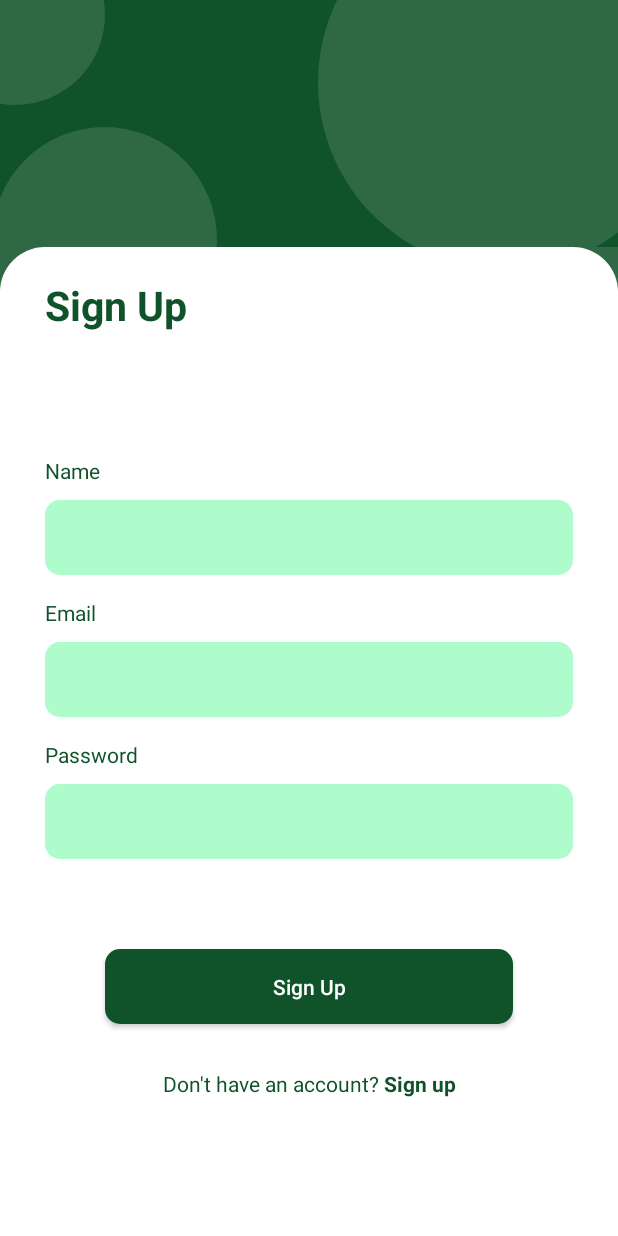
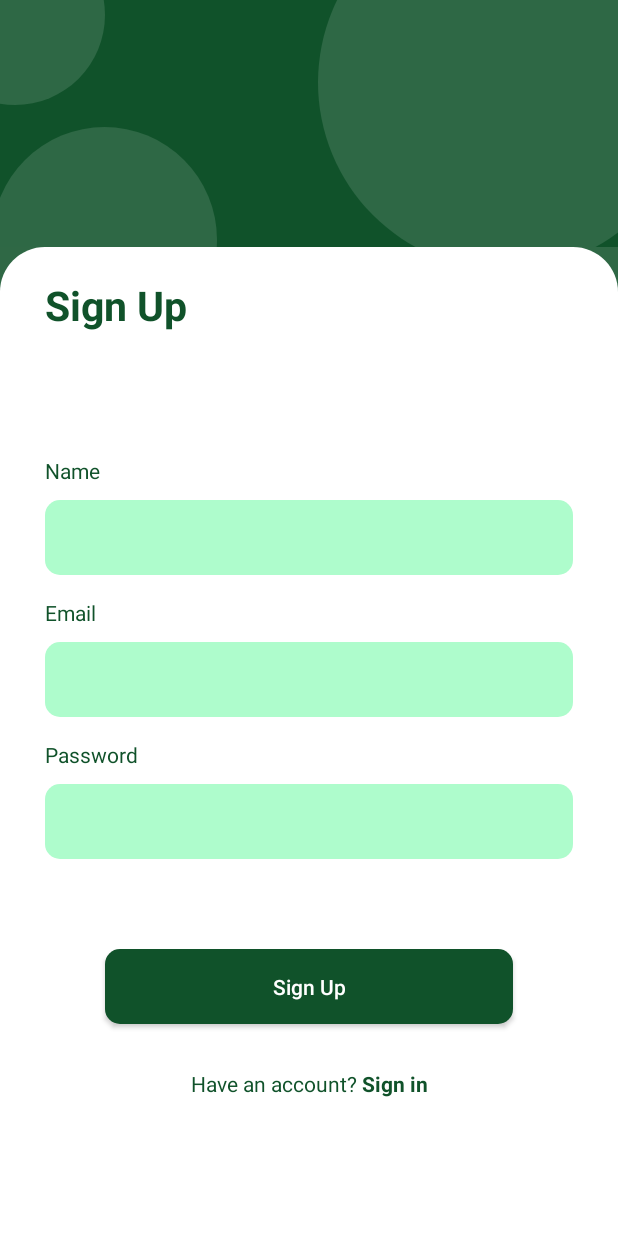
Before and after one commit to taslimSpare/FarmerReg, an Android app: the SignupFragment screen opened through its navigation route, on a phone screen of 412 x 824 dp. Run offline under Robolectric (Android 15) with nearby library versions, the phone set to English and light mode, and no system bars; our stand-ins replace Firebase (no records; nobody signed in at launch, a user with empty details on screens opened directly), Room's generated code, data binding.

Commit message:
Completed signup screen

```diff
--- a/app/src/main/java/com/amazon/app/farmerreg/helper/Constants.kt
+++ b/app/src/main/java/com/amazon/app/farmerreg/helper/Constants.kt
@@ -14,6 +14,7 @@ object Constants {
     const val SEPARATOR = "___"
 
     const val REQUIRED_FIELD = "This field is required"
+    const val INVALID_PASSWORD = "Invalid password"
 
 
 }
--- a/app/src/main/java/com/amazon/app/farmerreg/helper/Utils.kt
+++ b/app/src/main/java/com/amazon/app/farmerreg/helper/Utils.kt
@@ -15,7 +15,7 @@ class Utils {
         edittexts.forEach {
             if(it.text.toString().trim().equals("")) {
                 it.error = Constants.REQUIRED_FIELD
-                if((it.inputType == InputType.TYPE_TEXT_VARIATION_PASSWORD) && (it.text.length < 6)) it.error = "Invalid passowrd"
+                if((it.inputType == InputType.TYPE_TEXT_VARIATION_PASSWORD) && (it.text.length < 6)) it.error = Constants.INVALID_PASSWORD
                 res = true
             }
         }
--- a/app/src/main/java/com/amazon/app/farmerreg/view/fragments/LoginFragment.kt
+++ b/app/src/main/java/com/amazon/app/farmerreg/view/fragments/LoginFragment.kt
@@ -1,7 +1,7 @@
 package com.amazon.app.farmerreg.view.fragments
 
 
-import android.content.Intent
+
 import android.os.Bundle
 import androidx.fragment.app.Fragment
 import android.view.LayoutInflater
@@ -15,7 +15,6 @@ import androidx.lifecycle.Observer
 import androidx.lifecycle.ViewModelProviders
 import androidx.navigation.NavController
 import androidx.navigation.Navigation
-
 import com.amazon.app.farmerreg.R
 import com.amazon.app.farmerreg.databinding.FragmentLoginBinding
 import com.amazon.app.farmerreg.helper.Constants
--- a/app/src/main/java/com/amazon/app/farmerreg/view/fragments/SignupFragment.kt
+++ b/app/src/main/java/com/amazon/app/farmerreg/view/fragments/SignupFragment.kt
@@ -1,25 +1,100 @@
 package com.amazon.app.farmerreg.view.fragments
 
 
+import android.content.Intent
 import android.os.Bundle
 import androidx.fragment.app.Fragment
 import android.view.LayoutInflater
 import android.view.View
 import android.view.ViewGroup
+import android.widget.Toast
+import androidx.activity.OnBackPressedCallback
+import androidx.databinding.DataBindingUtil
+import androidx.fragment.app.FragmentActivity
+import androidx.lifecycle.Observer
+import androidx.lifecycle.ViewModelProviders
+import androidx.navigation.NavController
+import androidx.navigation.Navigation
 
 import com.amazon.app.farmerreg.R
+import com.amazon.app.farmerreg.databinding.FragmentLoginBinding
+import com.amazon.app.farmerreg.databinding.FragmentSignupBinding
+import com.amazon.app.farmerreg.helper.Constants
+import com.amazon.app.farmerreg.helper.Utils
+import com.amazon.app.farmerreg.model.pojo.UserProfile
+import com.amazon.app.farmerreg.view.viewmodel.AuthVM
 
 /**
  * A simple [Fragment] subclass.
  */
 class SignupFragment : Fragment() {
 
-    override fun onCreateView(
-        inflater: LayoutInflater, container: ViewGroup?,
-        savedInstanceState: Bundle?
-    ): View? {
-        // Inflate the layout for this fragment
-        return inflater.inflate(R.layout.fragment_signup, container, false)
+
+    private lateinit var navController: NavController
+    private lateinit var fragmentSignupBinding: FragmentSignupBinding
+    private lateinit var authVM: AuthVM
+
+
+    override fun onCreateView(inflater: LayoutInflater, container: ViewGroup?, savedInstanceState: Bundle?): View? {
+
+        navController = Navigation.findNavController(container!!)
+        authVM = ViewModelProviders.of(activity as FragmentActivity).get(AuthVM::class.java)
+        fragmentSignupBinding = DataBindingUtil.inflate(inflater, R.layout.fragment_signup, container, false)
+
+
+        // onBackPressed
+        requireActivity().onBackPressedDispatcher.addCallback(viewLifecycleOwner, object : OnBackPressedCallback(true) {
+            override fun handleOnBackPressed() {
+                navController.navigate(R.id.action_signupFragment_to_loginFragment)
+            }
+        })
+
+
+        // when sign up button is clicked
+        fragmentSignupBinding.switchToSignIn.setOnClickListener { navController.navigate(R.id.action_signupFragment_to_loginFragment) }
+
+
+        // when done/sign-in button is clicked
+        fragmentSignupBinding.btnSignUp.setOnClickListener {
+            if(!(Utils().errorfy(fragmentSignupBinding.etName, fragmentSignupBinding.etEmail, fragmentSignupBinding.etPassword))) {
+                showProgressBar()
+                authVM.signUp(UserProfile(0, fragmentSignupBinding.etName.text.toString().trim(), fragmentSignupBinding.etEmail.text.toString().trim()), fragmentSignupBinding.etPassword.text.toString().trim())
+                observe()
+            }
+        }
+
+        return fragmentSignupBinding.root
+    }
+
+
+
+    private fun observe() {
+        authVM.authLiveData().observe(viewLifecycleOwner, Observer {
+
+            if(it.contains(Constants.SAVE_USER_TO_ROOM_SUCCESSFUL)) {
+                navController.navigate(R.id.action_signupFragment_to_homeFragment)
+            }
+            else if(it.contains(Constants.FAILED)) {
+                hideProgressBar(it.split(Constants.SEPARATOR)[1])
+            }
+        })
+    }
+
+
+
+
+    fun showProgressBar() {
+        fragmentSignupBinding.etName.isEnabled = false
+        fragmentSignupBinding.etEmail.isEnabled = false
+        fragmentSignupBinding.etPassword.isEnabled = false
+        fragmentSignupBinding.progressView.loadingContainer.visibility = View.VISIBLE
+    }
+
+    fun hideProgressBar(error: String) {
+        fragmentSignupBinding.etEmail.isEnabled = true
+        fragmentSignupBinding.etPassword.isEnabled = true
+        fragmentSignupBinding.progressView.loadingContainer.visibility = View.GONE
+        Toast.makeText(activity?.applicationContext, error, Toast.LENGTH_LONG).show()
     }
 
 
--- a/app/src/main/res/layout/fragment_signup.xml
+++ b/app/src/main/res/layout/fragment_signup.xml
@@ -185,15 +185,15 @@
                 app:layout_constraintStart_toStartOf="@id/tv_big_sign_in"
                 app:layout_constraintEnd_toEndOf="@+id/tv_big_sign_in"
                 app:layout_constraintTop_toBottomOf="@+id/et_password"
-                app:layout_constraintBottom_toTopOf="@+id/switch_to_sign_up"
+                app:layout_constraintBottom_toTopOf="@+id/switch_to_sign_in"
                 tools:ignore="UnusedAttribute" />
 
 
             <TextView
                 android:layout_width="wrap_content"
                 android:layout_height="wrap_content"
-                android:id="@+id/switch_to_sign_up"
-                android:text="@string/switch_to_sign_up"
+                android:id="@+id/switch_to_sign_in"
+                android:text="@string/switch_to_sign_in"
                 android:textColor="@color/app_dark_green"
                 android:padding="10dp"
                 android:layout_marginTop="20dp"
@@ -206,6 +206,11 @@
         </androidx.constraintlayout.widget.ConstraintLayout>
 
 
+        <include
+            layout="@layout/layout_loading"
+            android:id="@+id/progressView" />
+
+
     </androidx.constraintlayout.widget.ConstraintLayout>
 
 
```
